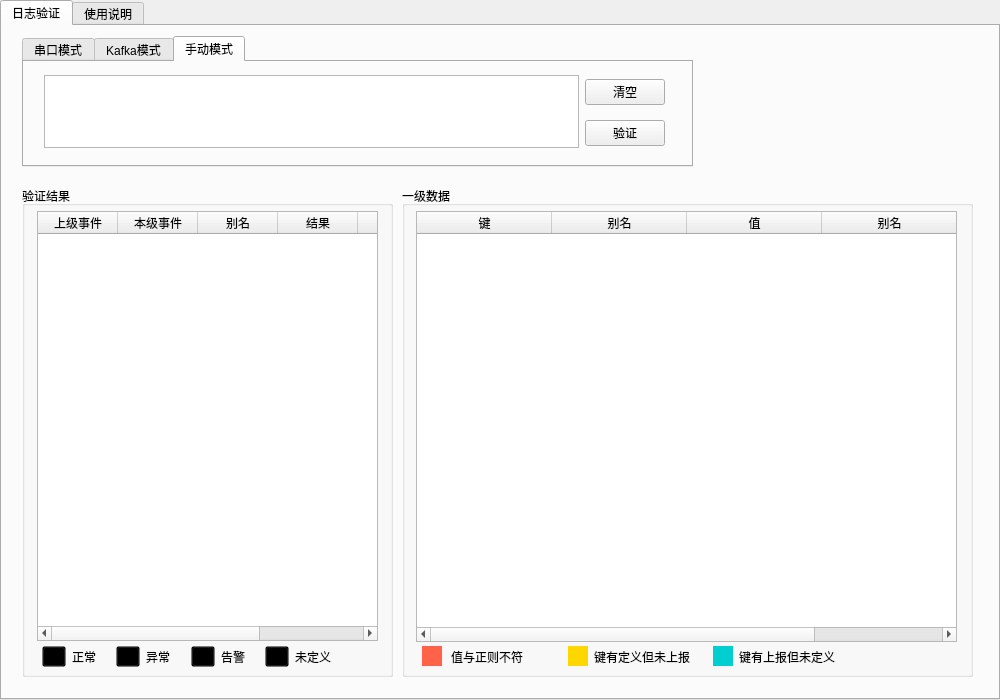
Old version of the form myUI.ui in the repository lewis32/logcheck.
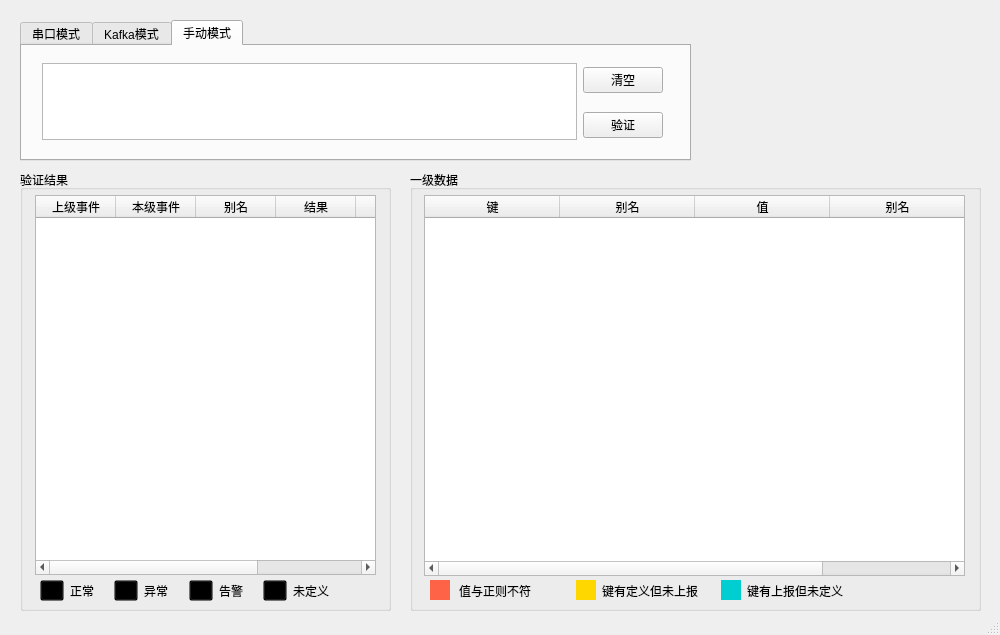
New version of the form. The open tabs and pages were chosen to show the change. Icons and pictures are not drawn.

Patch:
```diff
--- a/myUI.ui
+++ b/myUI.ui
@@ -1,15 +1,27 @@
 <?xml version="1.0" encoding="UTF-8"?>
 <ui version="4.0">
- <class>TabWidget</class>
- <widget class="QTabWidget" name="TabWidget">
+ <class>MainWindow</class>
+ <widget class="QMainWindow" name="MainWindow">
   <property name="geometry">
    <rect>
     <x>0</x>
     <y>0</y>
     <width>1000</width>
-    <height>700</height>
+    <height>635</height>
    </rect>
   </property>
+  <property name="minimumSize">
+   <size>
+    <width>1000</width>
+    <height>635</height>
+   </size>
+  </property>
+  <property name="maximumSize">
+   <size>
+    <width>1000</width>
+    <height>635</height>
+   </size>
+  </property>
   <property name="windowTitle">
    <string>TabWidget</string>
   </property>
@@ -47,337 +59,14 @@
 margin-right:10px;
 }</string>
   </property>
-  <property name="currentIndex">
-   <number>0</number>
-  </property>
-  <widget class="QWidget" name="tabMain">
-   <attribute name="title">
-    <string>日志验证</string>
-   </attribute>
-   <widget class="QGroupBox" name="gBoxResList">
-    <property name="geometry">
-     <rect>
-      <x>20</x>
-      <y>160</y>
-      <width>371</width>
-      <height>491</height>
-     </rect>
-    </property>
-    <property name="title">
-     <string>验证结果</string>
-    </property>
-    <widget class="QTableWidget" name="tableResList">
-     <property name="enabled">
-      <bool>true</bool>
-     </property>
-     <property name="geometry">
-      <rect>
-       <x>15</x>
-       <y>25</y>
-       <width>341</width>
-       <height>430</height>
-      </rect>
-     </property>
-     <property name="minimumSize">
-      <size>
-       <width>341</width>
-       <height>430</height>
-      </size>
-     </property>
-     <property name="maximumSize">
-      <size>
-       <width>341</width>
-       <height>430</height>
-      </size>
-     </property>
-     <property name="toolTipDuration">
-      <number>-3</number>
-     </property>
-     <property name="lineWidth">
-      <number>-3</number>
-     </property>
-     <property name="editTriggers">
-      <set>QAbstractItemView::NoEditTriggers</set>
-     </property>
-     <property name="columnCount">
-      <number>6</number>
-     </property>
-     <attribute name="horizontalHeaderDefaultSectionSize">
-      <number>80</number>
-     </attribute>
-     <attribute name="horizontalHeaderMinimumSectionSize">
-      <number>30</number>
-     </attribute>
-     <column>
-      <property name="text">
-       <string>上级事件</string>
-      </property>
-     </column>
-     <column>
-      <property name="text">
-       <string>本级事件</string>
-      </property>
-     </column>
-     <column>
-      <property name="text">
-       <string>别名</string>
-      </property>
-     </column>
-     <column>
-      <property name="text">
-       <string>结果</string>
-      </property>
-      <property name="textAlignment">
-       <set>AlignCenter</set>
-      </property>
-     </column>
-     <column/>
-     <column/>
-    </widget>
-    <widget class="QWidget" name="horizontalLayoutWidget">
-     <property name="geometry">
-      <rect>
-       <x>20</x>
-       <y>450</y>
-       <width>291</width>
-       <height>41</height>
-      </rect>
-     </property>
-     <layout class="QHBoxLayout" name="layoutResList">
-      <item>
-       <widget class="QToolButton" name="btnResListPass">
-        <property name="text">
-         <string>...</string>
-        </property>
-        <property name="icon">
-         <iconset>
-          <normalon>:/assets/assets/check_mark.png</normalon>
-         </iconset>
-        </property>
-        <property name="iconSize">
-         <size>
-          <width>20</width>
-          <height>20</height>
-         </size>
-        </property>
-       </widget>
-      </item>
-      <item>
-       <widget class="QLabel" name="lblResListPass">
-        <property name="text">
-         <string>正常</string>
-        </property>
-       </widget>
-      </item>
-      <item>
-       <widget class="QToolButton" name="btnResListFail">
-        <property name="text">
-         <string>...</string>
-        </property>
-        <property name="icon">
-         <iconset>
-          <normalon>:/assets/assets/cross_mark.png</normalon>
-         </iconset>
-        </property>
-        <property name="iconSize">
-         <size>
-          <width>20</width>
-          <height>20</height>
-         </size>
-        </property>
-       </widget>
-      </item>
-      <item>
-       <widget class="QLabel" name="lblResListFail">
-        <property name="text">
-         <string>异常</string>
-        </property>
-       </widget>
-      </item>
-      <item>
-       <widget class="QToolButton" name="btnResListWarn">
-        <property name="text">
-         <string>...</string>
-        </property>
-        <property name="icon">
-         <iconset>
-          <normalon>:/assets/assets/exclamation_mark.png</normalon>
-         </iconset>
-        </property>
-        <property name="iconSize">
-         <size>
-          <width>20</width>
-          <height>20</height>
-         </size>
-        </property>
-       </widget>
-      </item>
-      <item>
-       <widget class="QLabel" name="lblResListWarn">
-        <property name="text">
-         <string>告警</string>
-        </property>
-       </widget>
-      </item>
-      <item>
-       <widget class="QToolButton" name="btnResListUndefined">
-        <property name="text">
-         <string>...</string>
-        </property>
-        <property name="icon">
-         <iconset>
-          <normalon>:/assets/assets/question_mark.png</normalon>
-         </iconset>
-        </property>
-        <property name="iconSize">
-         <size>
-          <width>20</width>
-          <height>20</height>
-         </size>
-        </property>
-       </widget>
-      </item>
-      <item>
-       <widget class="QLabel" name="lblResListUndefined">
-        <property name="text">
-         <string>未定义</string>
-        </property>
-       </widget>
-      </item>
-     </layout>
-    </widget>
-   </widget>
-   <widget class="QGroupBox" name="gBoxRes">
-    <property name="geometry">
-     <rect>
-      <x>400</x>
-      <y>160</y>
-      <width>571</width>
-      <height>491</height>
-     </rect>
-    </property>
-    <property name="title">
-     <string>一级数据</string>
-    </property>
-    <widget class="QTableWidget" name="tableRes">
-     <property name="geometry">
-      <rect>
-       <x>14</x>
-       <y>25</y>
-       <width>541</width>
-       <height>431</height>
-      </rect>
-     </property>
-     <property name="editTriggers">
-      <set>QAbstractItemView::NoEditTriggers</set>
-     </property>
-     <attribute name="horizontalHeaderDefaultSectionSize">
-      <number>135</number>
-     </attribute>
-     <column>
-      <property name="text">
-       <string>键</string>
-      </property>
-     </column>
-     <column>
-      <property name="text">
-       <string>别名</string>
-      </property>
-     </column>
-     <column>
-      <property name="text">
-       <string>值</string>
-      </property>
-     </column>
-     <column>
-      <property name="text">
-       <string>别名</string>
-      </property>
-     </column>
-    </widget>
-    <widget class="QWidget" name="horizontalLayoutWidget_2">
-     <property name="geometry">
-      <rect>
-       <x>20</x>
-       <y>450</y>
-       <width>431</width>
-       <height>41</height>
-      </rect>
-     </property>
-     <layout class="QHBoxLayout" name="layoutRes">
-      <item>
-       <widget class="QLabel" name="lblResFailIcon">
-        <property name="enabled">
-         <bool>true</bool>
-        </property>
-        <property name="maximumSize">
-         <size>
-          <width>20</width>
-          <height>20</height>
-         </size>
-        </property>
-        <property name="text">
-         <string/>
-        </property>
-       </widget>
-      </item>
-      <item>
-       <widget class="QLabel" name="lblResFail">
-        <property name="text">
-         <string>值与正则不符</string>
-        </property>
-       </widget>
-      </item>
-      <item>
-       <widget class="QLabel" name="lblResWarnIcon">
-        <property name="maximumSize">
-         <size>
-          <width>20</width>
-          <height>20</height>
-         </size>
-        </property>
-        <property name="text">
-         <string/>
-        </property>
-       </widget>
-      </item>
-      <item>
-       <widget class="QLabel" name="lblResWarn">
-        <property name="text">
-         <string>键有定义但未上报</string>
-        </property>
-       </widget>
-      </item>
-      <item>
-       <widget class="QLabel" name="lblResUndefinedIcon">
-        <property name="maximumSize">
-         <size>
-          <width>20</width>
-          <height>20</height>
-         </size>
-        </property>
-        <property name="text">
-         <string/>
-        </property>
-       </widget>
-      </item>
-      <item>
-       <widget class="QLabel" name="lblResUndefined">
-        <property name="text">
-         <string>键有上报但未定义</string>
-        </property>
-       </widget>
-      </item>
-     </layout>
-    </widget>
-   </widget>
+  <widget class="QWidget" name="centralwidget">
    <widget class="QTabWidget" name="tabWidget">
     <property name="geometry">
      <rect>
       <x>20</x>
-      <y>10</y>
+      <y>20</y>
       <width>671</width>
-      <height>131</height>
+      <height>141</height>
      </rect>
     </property>
     <property name="currentIndex">
@@ -561,7 +250,7 @@
         <x>20</x>
         <y>10</y>
         <width>621</width>
-        <height>81</height>
+        <height>91</height>
        </rect>
       </property>
       <layout class="QGridLayout" name="layoutManual">
@@ -586,12 +275,335 @@
      </widget>
     </widget>
    </widget>
+   <widget class="QGroupBox" name="gBoxRes">
+    <property name="geometry">
+     <rect>
+      <x>410</x>
+      <y>170</y>
+      <width>571</width>
+      <height>441</height>
+     </rect>
+    </property>
+    <property name="title">
+     <string>一级数据</string>
+    </property>
+    <widget class="QTableWidget" name="tableRes">
+     <property name="geometry">
+      <rect>
+       <x>14</x>
+       <y>25</y>
+       <width>541</width>
+       <height>381</height>
+      </rect>
+     </property>
+     <property name="editTriggers">
+      <set>QAbstractItemView::NoEditTriggers</set>
+     </property>
+     <attribute name="horizontalHeaderDefaultSectionSize">
+      <number>135</number>
+     </attribute>
+     <column>
+      <property name="text">
+       <string>键</string>
+      </property>
+     </column>
+     <column>
+      <property name="text">
+       <string>别名</string>
+      </property>
+     </column>
+     <column>
+      <property name="text">
+       <string>值</string>
+      </property>
+     </column>
+     <column>
+      <property name="text">
+       <string>别名</string>
+      </property>
+     </column>
+    </widget>
+    <widget class="QWidget" name="horizontalLayoutWidget_2">
+     <property name="geometry">
+      <rect>
+       <x>20</x>
+       <y>400</y>
+       <width>431</width>
+       <height>41</height>
+      </rect>
+     </property>
+     <layout class="QHBoxLayout" name="layoutRes">
+      <item>
+       <widget class="QLabel" name="lblResFailIcon">
+        <property name="enabled">
+         <bool>true</bool>
+        </property>
+        <property name="maximumSize">
+         <size>
+          <width>20</width>
+          <height>20</height>
+         </size>
+        </property>
+        <property name="text">
+         <string/>
+        </property>
+       </widget>
+      </item>
+      <item>
+       <widget class="QLabel" name="lblResFail">
+        <property name="text">
+         <string>值与正则不符</string>
+        </property>
+       </widget>
+      </item>
+      <item>
+       <widget class="QLabel" name="lblResWarnIcon">
+        <property name="maximumSize">
+         <size>
+          <width>20</width>
+          <height>20</height>
+         </size>
+        </property>
+        <property name="text">
+         <string/>
+        </property>
+       </widget>
+      </item>
+      <item>
+       <widget class="QLabel" name="lblResWarn">
+        <property name="text">
+         <string>键有定义但未上报</string>
+        </property>
+       </widget>
+      </item>
+      <item>
+       <widget class="QLabel" name="lblResUndefinedIcon">
+        <property name="maximumSize">
+         <size>
+          <width>20</width>
+          <height>20</height>
+         </size>
+        </property>
+        <property name="text">
+         <string/>
+        </property>
+       </widget>
+      </item>
+      <item>
+       <widget class="QLabel" name="lblResUndefined">
+        <property name="text">
+         <string>键有上报但未定义</string>
+        </property>
+       </widget>
+      </item>
+     </layout>
+    </widget>
+   </widget>
+   <widget class="QGroupBox" name="gBoxResList">
+    <property name="geometry">
+     <rect>
+      <x>20</x>
+      <y>170</y>
+      <width>371</width>
+      <height>441</height>
+     </rect>
+    </property>
+    <property name="title">
+     <string>验证结果</string>
+    </property>
+    <widget class="QTableWidget" name="tableResList">
+     <property name="enabled">
+      <bool>true</bool>
+     </property>
+     <property name="geometry">
+      <rect>
+       <x>15</x>
+       <y>25</y>
+       <width>341</width>
+       <height>380</height>
+      </rect>
+     </property>
+     <property name="minimumSize">
+      <size>
+       <width>341</width>
+       <height>380</height>
+      </size>
+     </property>
+     <property name="maximumSize">
+      <size>
+       <width>341</width>
+       <height>380</height>
+      </size>
+     </property>
+     <property name="toolTipDuration">
+      <number>-3</number>
+     </property>
+     <property name="lineWidth">
+      <number>-3</number>
+     </property>
+     <property name="editTriggers">
+      <set>QAbstractItemView::NoEditTriggers</set>
+     </property>
+     <property name="columnCount">
+      <number>6</number>
+     </property>
+     <attribute name="horizontalHeaderDefaultSectionSize">
+      <number>80</number>
+     </attribute>
+     <attribute name="horizontalHeaderMinimumSectionSize">
+      <number>30</number>
+     </attribute>
+     <column>
+      <property name="text">
+       <string>上级事件</string>
+      </property>
+     </column>
+     <column>
+      <property name="text">
+       <string>本级事件</string>
+      </property>
+     </column>
+     <column>
+      <property name="text">
+       <string>别名</string>
+      </property>
+     </column>
+     <column>
+      <property name="text">
+       <string>结果</string>
+      </property>
+      <property name="textAlignment">
+       <set>AlignCenter</set>
+      </property>
+     </column>
+     <column/>
+     <column/>
+    </widget>
+    <widget class="QWidget" name="horizontalLayoutWidget">
+     <property name="geometry">
+      <rect>
+       <x>20</x>
+       <y>400</y>
+       <width>291</width>
+       <height>41</height>
+      </rect>
+     </property>
+     <layout class="QHBoxLayout" name="layoutResList">
+      <item>
+       <widget class="QToolButton" name="btnResListPass">
+        <property name="text">
+         <string>...</string>
+        </property>
+        <property name="icon">
+         <iconset>
+          <normalon>:/img/assets/check_mark.png</normalon>
+         </iconset>
+        </property>
+        <property name="iconSize">
+         <size>
+          <width>20</width>
+          <height>20</height>
+         </size>
+        </property>
+       </widget>
+      </item>
+      <item>
+       <widget class="QLabel" name="lblResListPass">
+        <property name="text">
+         <string>正常</string>
+        </property>
+       </widget>
+      </item>
+      <item>
+       <widget class="QToolButton" name="btnResListFail">
+        <property name="text">
+         <string>...</string>
+        </property>
+        <property name="icon">
+         <iconset>
+          <normalon>:/img/assets/cross_mark.png</normalon>
+         </iconset>
+        </property>
+        <property name="iconSize">
+         <size>
+          <width>20</width>
+          <height>20</height>
+         </size>
+        </property>
+       </widget>
+      </item>
+      <item>
+       <widget class="QLabel" name="lblResListFail">
+        <property name="text">
+         <string>异常</string>
+        </property>
+       </widget>
+      </item>
+      <item>
+       <widget class="QToolButton" name="btnResListWarn">
+        <property name="text">
+         <string>...</string>
+        </property>
+        <property name="icon">
+         <iconset>
+          <normalon>:/img/assets/exclamation_mark.png</normalon>
+         </iconset>
+        </property>
+        <property name="iconSize">
+         <size>
+          <width>20</width>
+          <height>20</height>
+         </size>
+        </property>
+       </widget>
+      </item>
+      <item>
+       <widget class="QLabel" name="lblResListWarn">
+        <property name="text">
+         <string>告警</string>
+        </property>
+       </widget>
+      </item>
+      <item>
+       <widget class="QToolButton" name="btnResListUndefined">
+        <property name="text">
+         <string>...</string>
+        </property>
+        <property name="icon">
+         <iconset>
+          <normalon>:/img/assets/question_mark.png</normalon>
+         </iconset>
+        </property>
+        <property name="iconSize">
+         <size>
+          <width>20</width>
+          <height>20</height>
+         </size>
+        </property>
+       </widget>
+      </item>
+      <item>
+       <widget class="QLabel" name="lblResListUndefined">
+        <property name="text">
+         <string>未定义</string>
+        </property>
+       </widget>
+      </item>
+     </layout>
+    </widget>
+   </widget>
   </widget>
-  <widget class="QWidget" name="tabHint">
-   <attribute name="title">
-    <string>使用说明</string>
-   </attribute>
+  <widget class="QMenuBar" name="menubar">
+   <property name="geometry">
+    <rect>
+     <x>0</x>
+     <y>0</y>
+     <width>1000</width>
+     <height>25</height>
+    </rect>
+   </property>
   </widget>
+  <widget class="QStatusBar" name="statusbar"/>
  </widget>
  <resources>
   <include location="assets.qrc"/>
```
Left out of the diff: 6 changed lines with no effect on the pictures.
